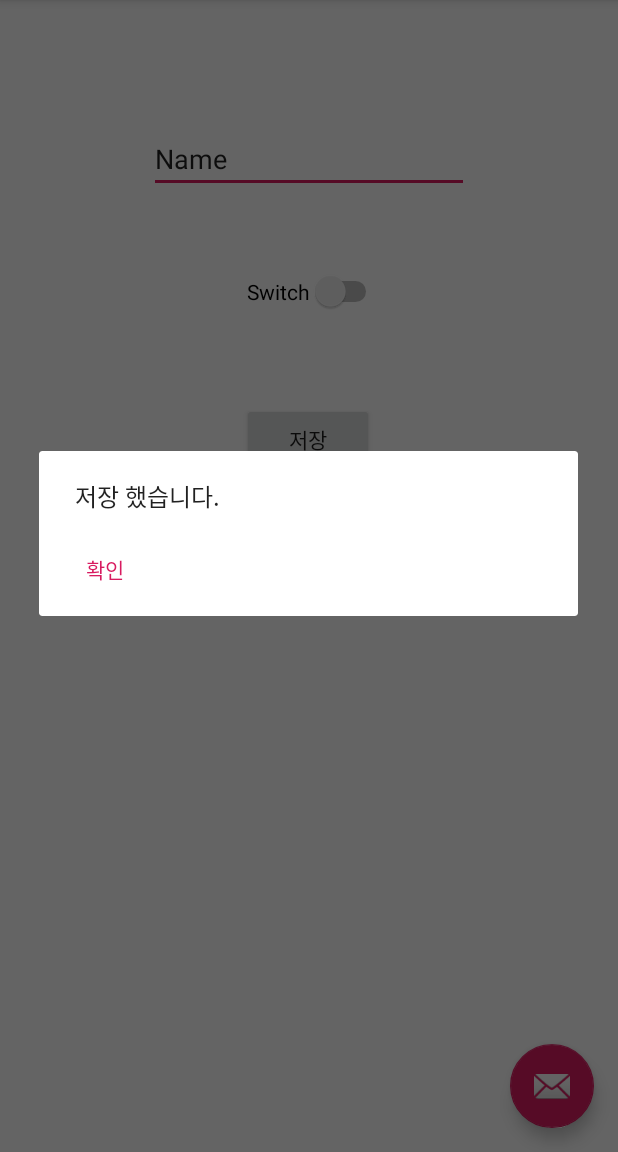
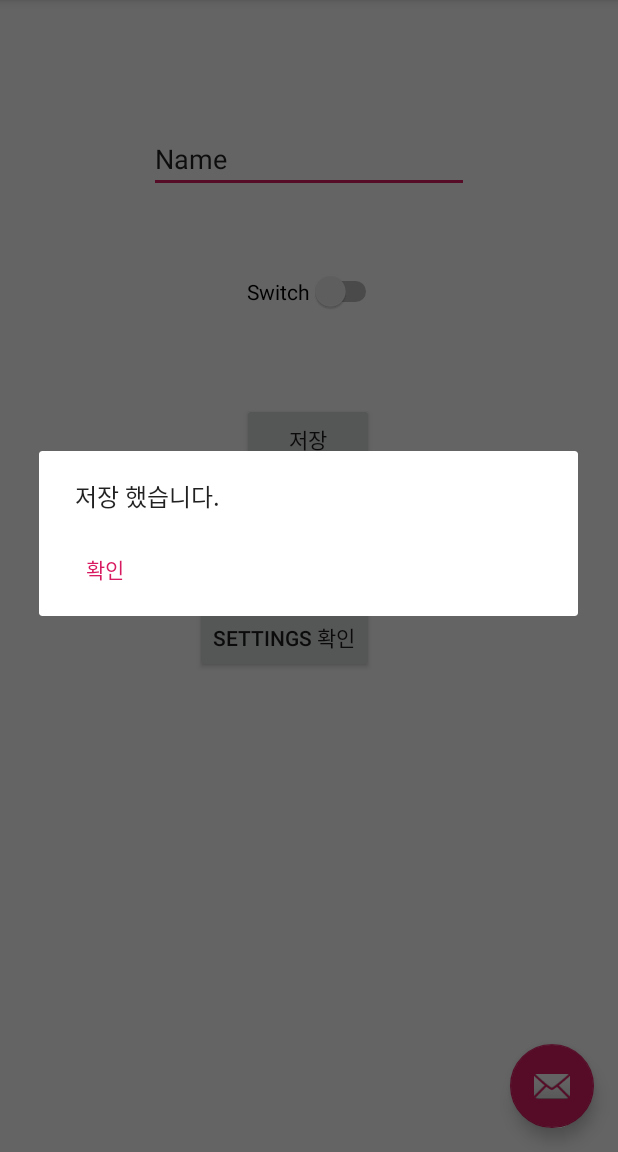
Before and after one commit to oli999/MyAndroid, an Android app: the screen it shows after launch (MainActivity), after a tap on "저장", on a phone screen of 412 x 824 dp, the part 84-1236 px from its top. Run offline under Robolectric (Android 15) with nearby library versions, the phone set to English and light mode, and no system bars.

Commit message:
step12sharedpref 기능 추가함3

```diff
--- a/step12sharedpref/src/main/res/layout/content_main.xml
+++ b/step12sharedpref/src/main/res/layout/content_main.xml
@@ -40,6 +40,15 @@
         android:layout_marginTop="52dp"
         android:text="Switch"
         app:layout_constraintStart_toStartOf="@+id/saveBtn"
-        app:layout_constraintTop_toBottomOf="@+id/editText"
-        />
+        app:layout_constraintTop_toBottomOf="@+id/editText" />
+
+    <Button
+        android:id="@+id/button"
+        android:layout_width="wrap_content"
+        android:layout_height="wrap_content"
+        android:layout_marginTop="84dp"
+        android:text="Settings 확인"
+        android:onClick="readSettings"
+        app:layout_constraintEnd_toEndOf="@+id/saveBtn"
+        app:layout_constraintTop_toBottomOf="@+id/saveBtn" />
 </androidx.constraintlayout.widget.ConstraintLayout>
```
Also changed, not shown: step12sharedpref/src/main/java/com/gura/step12sharedpref/MainActivity.java (+17 -0 lines), step12sharedpref/src/main/java/com/gura/step12sharedpref/SettingsActivity.java (+37 -1 lines).
